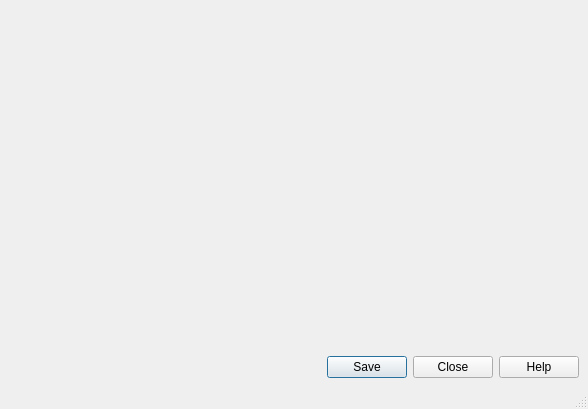
Qt form vbox/src/VBox/Frontends/VirtualBox4/ui/VBoxVMLogViewer.ui (jljuxgm/vboxgit) before a commit.
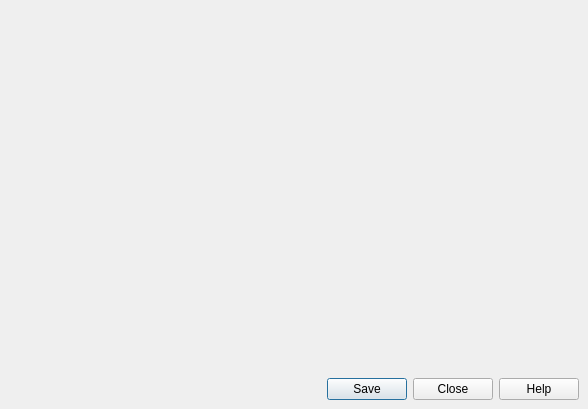
The same form after that commit. Icons and pictures are not drawn. Custom widgets are drawn as their Qt base class.

Patch:
```diff
--- a/vbox/src/VBox/Frontends/VirtualBox4/ui/VBoxVMLogViewer.ui
+++ b/vbox/src/VBox/Frontends/VirtualBox4/ui/VBoxVMLogViewer.ui
@@ -53,7 +53,6 @@
     </item>
    </layout>
   </widget>
-  <widget class="QStatusBar" name="statusbar" />
  </widget>
  <customwidgets>
   <customwidget>
```
